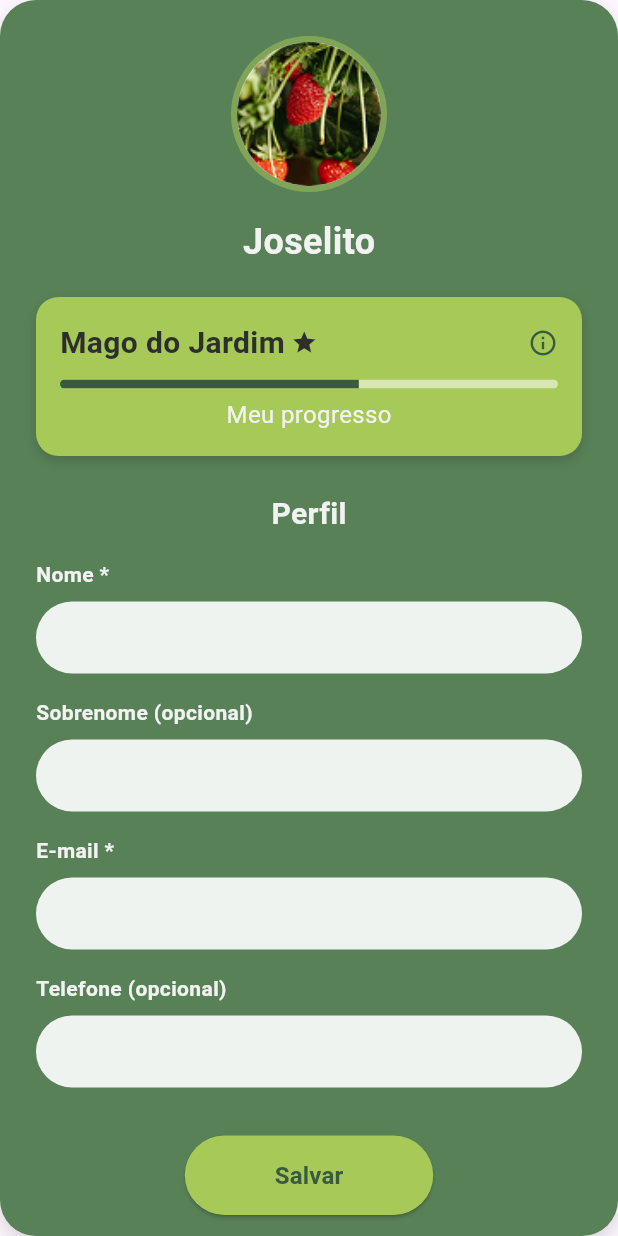
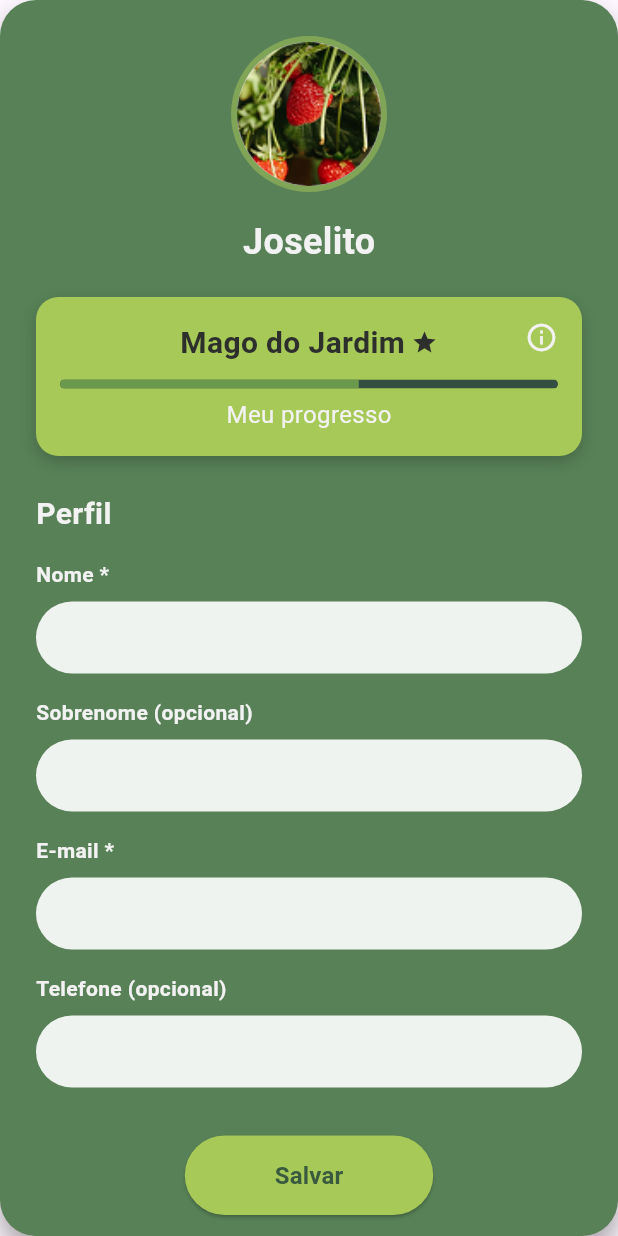
Before and after one commit to gabrielsilvaa12/GardenMeMobile, a Flutter app: the ProfileCard widget shown alone on an empty page, opened directly, on a phone screen of 412 x 824 dp. Run offline on Flutter 3.47's test engine with Material 3 defaults, Android fonts, the light colour scheme and no system bars.

Commit message:
tela de profile page finalizada

```diff
--- a/lib/components/profile_card.dart
+++ b/lib/components/profile_card.dart
@@ -83,9 +83,9 @@ class _ProfileCardState extends State<ProfileCard> {
         borderRadius: BorderRadius.circular(24),
         boxShadow: [
           BoxShadow(
-            color: Colors.black.withOpacity(0.15),
-            blurRadius: 10,
-            offset: Offset(0, 5),
+            color: Colors.black.withOpacity(0.35),
+            blurRadius: 15,
+            offset: Offset(0, 10),
           ),
         ],
       ),
@@ -117,18 +117,28 @@ class _ProfileCardState extends State<ProfileCard> {
               borderRadius: BorderRadius.circular(15),
               boxShadow: [
                 BoxShadow(
-                  color: Colors.black.withOpacity(0.15),
-                  blurRadius: 5,
-                  offset: const Offset(0, 3),
+                  color: Colors.black.withOpacity(0.2),
+                  blurRadius: 8,
+                  offset: const Offset(0, 4),
                 ),
               ],
             ),
-            child: Column(
+            child: Stack(
               children: [
-                Row(
-                  mainAxisAlignment: MainAxisAlignment.spaceBetween,
-                  children: const [
-                    Row(
+                const Positioned(
+                  top: 0,
+                  right: 0,
+                  child: Icon(
+                    Icons.info_outline,
+                    color: Color(0xfff2f2f2),
+                    size: 22,
+                  ),
+                ),
+
+                Column(
+                  children: [
+                    const Row(
+                      mainAxisAlignment: MainAxisAlignment.center,
                       children: [
                         Text(
                           'Mago do Jardim',
@@ -142,20 +152,13 @@ class _ProfileCardState extends State<ProfileCard> {
                         Icon(Icons.star, color: Color(0xff2d2f2d), size: 18),
                       ],
                     ),
-                    Icon(
-                      Icons.info_outline,
-                      color: Color(0xFF3A5A40),
-                      size: 20,
-                    ),
-                  ],
-                ),
                     const SizedBox(height: 10),
                     ClipRRect(
                       borderRadius: BorderRadius.circular(3),
                       child: const LinearProgressIndicator(
                         value: 0.6,
-                    backgroundColor: Colors.white54,
-                    valueColor: AlwaysStoppedAnimation(Color(0xFF3A5A40)),
+                        backgroundColor: Color(0xff344e41),
+                        valueColor: AlwaysStoppedAnimation(Color(0xFF6a994e)),
                         minHeight: 6,
                       ),
                     ),
@@ -166,11 +169,14 @@ class _ProfileCardState extends State<ProfileCard> {
                     ),
                   ],
                 ),
+              ],
             ),
+          ),
+
           SizedBox(height: 24),
 
           const Align(
-            alignment: Alignment.center,
+            alignment: Alignment.centerLeft,
             child: Text(
               'Perfil',
               style: TextStyle(
```
Also changed, not shown: assets/images/logoGarden.png. Lines whose indentation alone changed are shown as unchanged.
